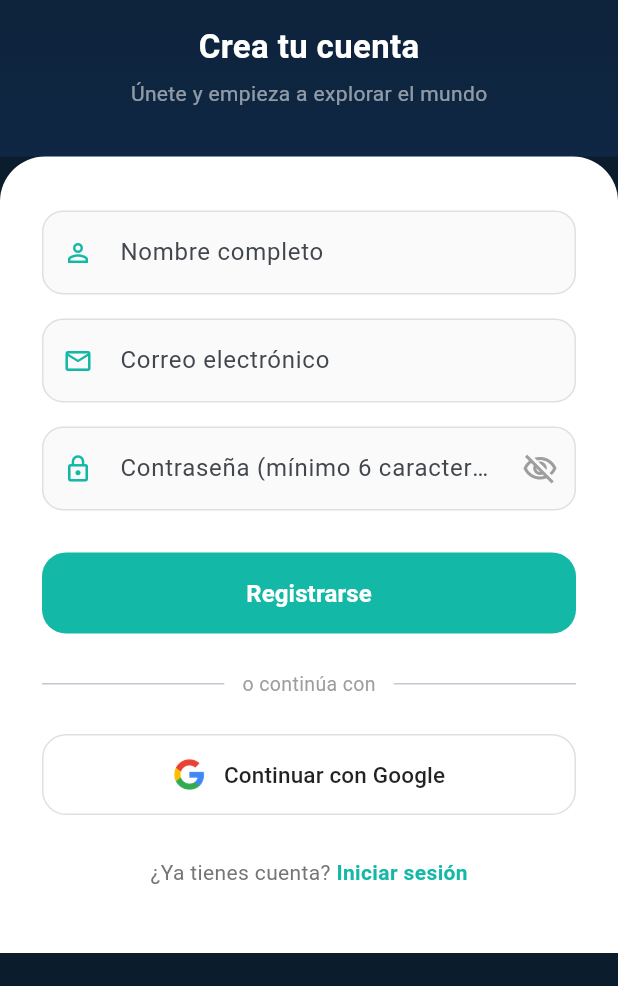
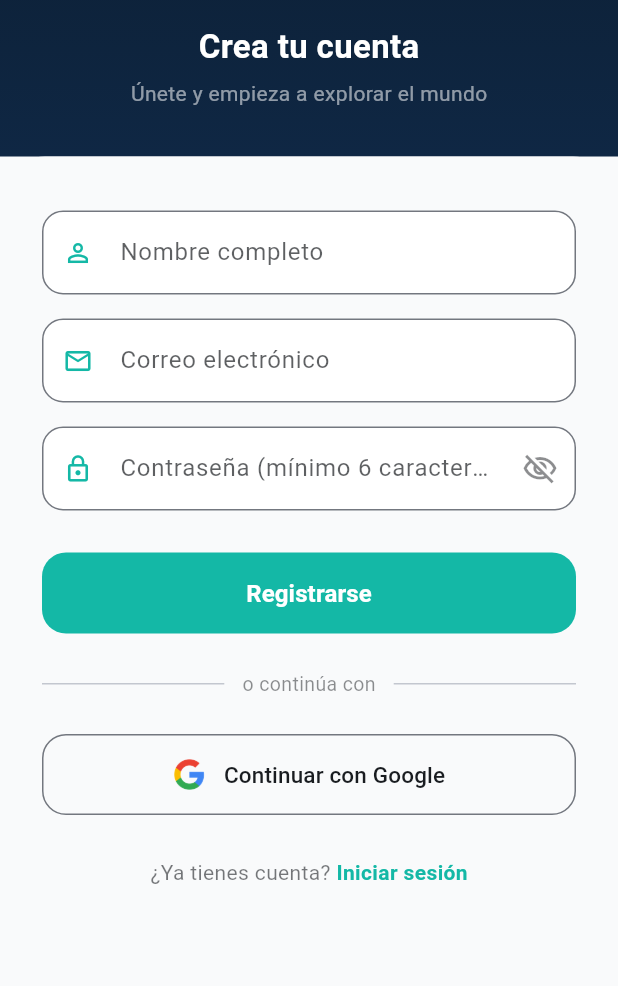
Before and after one commit to SamuelVerbel/aikora_sora, a Flutter app: the RegisterScreen screen opened by its route, on a phone screen of 412 x 824 dp, the part 250-1236 px from its top. Run offline on Flutter 3.47's test engine with Material 3 defaults, Android fonts, the phone set to English and light mode, and no system bars; our stand-ins replace cached_network_image, flutter_dotenv, geolocator, shared_preferences, supabase_flutter; accounts and stored records are empty; network calls fail.

Commit message:
Add cached image widget and refactor register UI
Introduce a reusable CachedImage widget (uses cached_network_image) and add the dependency in pubspec.yaml. Refactor RegisterScreen to support theme/dark mode, make input fields adaptive (label, text, border, fill, cursor), add a context parameter to the helper, and tidy layout/styling and loading state handling. Add small lint ignores in explore/home/destination_model files. Register sqflite for macOS in GeneratedPluginRegistrant.swift. pubspec.lock was updated accordingly.

```diff
--- a/lib/features/auth/register/register_screen.dart
+++ b/lib/features/auth/register/register_screen.dart
@@ -1,9 +1,8 @@
 import 'package:flutter/material.dart';
+import '../../../core/routes/app_routes.dart';
 import '../../../core/theme/app_colors.dart';
-import '../../../core/routes/app_routes.dart';
 import '../services/auth_service.dart';
 
-/// Pantalla para crear una cuenta nueva. Soporta registro con email/contraseña y con Google.
 class RegisterScreen extends StatefulWidget {
   const RegisterScreen({super.key});
 
@@ -12,42 +11,35 @@ class RegisterScreen extends StatefulWidget {
 }
 
 class _RegisterScreenState extends State<RegisterScreen> {
-  // Controladores para leer los campos del formulario
-  final _emailController = TextEditingController();
+  final _emailController    = TextEditingController();
   final _passwordController = TextEditingController();
-  final _nameController = TextEditingController();
+  final _nameController     = TextEditingController();
+  final _authService        = AuthService();
 
-  // Servicio de autenticación (Supabase)
-  final _authService = AuthService();
-
-  bool _isLoading = false;       // bloquea botones mientras se registra
-  bool _obscurePassword = true; // oculta/mostrar contraseña
+  bool _isLoading       = false;
+  bool _obscurePassword = true;
 
   @override
   void dispose() {
-    // Liberar controladores cuando la pantalla se destruye
     _emailController.dispose();
     _passwordController.dispose();
     _nameController.dispose();
     super.dispose();
   }
 
-  /// Registro clásico con email + password.
-  /// Valida campos, llama a Supabase y muestra mensajes de éxito/error.
+  // ── Registro con email ──────────────────────────────────────────────────────
   Future<void> _registerWithEmail() async {
-    // Validación básica: ningún campo vacío
     if (_emailController.text.isEmpty ||
         _passwordController.text.isEmpty ||
         _nameController.text.isEmpty) {
       _showErrorSnackBar('Completa todos los campos');
       return;
     }
-
-    // Validación de longitud mínima de contraseña
     if (_passwordController.text.length < 6) {
       _showErrorSnackBar('La contraseña debe tener al menos 6 caracteres');
       return;
     }
+
     setState(() => _isLoading = true);
     try {
       await _authService.signUpWithEmail(
@@ -55,8 +47,6 @@ class _RegisterScreenState extends State<RegisterScreen> {
         _passwordController.text.trim(),
         _nameController.text.trim(),
       );
-
-      // No navegamos aquí: AuthGate se encarga cuando el usuario confirme el correo.
       _showSuccessSnackBar('¡Cuenta creada! Revisa tu email para confirmar.');
     } catch (e) {
       _showErrorSnackBar('Error: $e');
@@ -65,8 +55,7 @@ class _RegisterScreenState extends State<RegisterScreen> {
     }
   }
 
-  /// Registro/inicio con Google.
-  /// Internamente es lo mismo que login con Google; si no existe, Supabase crea la cuenta.
+  // ── Registro con Google ─────────────────────────────────────────────────────
   Future<void> _registerWithGoogle() async {
     setState(() => _isLoading = true);
     try {
@@ -90,29 +79,36 @@ class _RegisterScreenState extends State<RegisterScreen> {
     );
   }
 
+  // ── UI ──────────────────────────────────────────────────────────────────────
   @override
   Widget build(BuildContext context) {
+    // 🔑 CLAVE: leemos el tema actual en cada rebuild
+    final theme      = Theme.of(context);
+    final colorScheme = theme.colorScheme;
+    final isDark     = theme.brightness == Brightness.dark;
+
     return Scaffold(
-      backgroundColor: const Color(0xFF0B1C2D),
+      // El Scaffold ya hereda el color de fondo del tema (claro u oscuro)
       body: SafeArea(
         child: SingleChildScrollView(
-          // Permite hacer scroll si el teclado tapa contenido
           child: Column(
             children: [
-              // ── Header degradado con logo ────────────────────────────
+              // ── Header ────────────────────────────────────────────────────
               Container(
                 width: double.infinity,
                 padding: const EdgeInsets.symmetric(vertical: 32),
-                decoration: const BoxDecoration(
+                decoration: BoxDecoration(
                   gradient: LinearGradient(
                     begin: Alignment.topCenter,
                     end: Alignment.bottomCenter,
-                    colors: [Color(0xFF0B1C2D), Color(0xFF0F2744)],
+                    // En dark mode fondo muy oscuro; en light el azul original
+                    colors: isDark
+                        ? [const Color(0xFF0F172A), const Color(0xFF1E293B)]
+                        : [const Color(0xFF0B1C2D), const Color(0xFF0F2744)],
                   ),
                 ),
                 child: Column(
                   children: [
-                    // Botón volver al Welcome / Login
                     Align(
                       alignment: Alignment.centerLeft,
                       child: Padding(
@@ -124,20 +120,15 @@ class _RegisterScreenState extends State<RegisterScreen> {
                         ),
                       ),
                     ),
-                    // Logo de la app
-                    Image.asset(
-                      'assets/logo/app_icon.png',
-                      height: 70,
-                      width: 70,
-                    ),
+                    Image.asset('assets/logo/app_icon.png',
+                        height: 70, width: 70),
                     const SizedBox(height: 16),
                     const Text(
                       'Crea tu cuenta',
                       style: TextStyle(
-                        color: Colors.white,
-                        fontSize: 22,
-                        fontWeight: FontWeight.bold,
-                      ),
+                          color: Colors.white,
+                          fontSize: 22,
+                          fontWeight: FontWeight.bold),
                     ),
                     const SizedBox(height: 6),
                     const Text(
@@ -148,38 +139,36 @@ class _RegisterScreenState extends State<RegisterScreen> {
                 ),
               ),
 
-              // ── Formulario blanco ─────────────────────────────────────
+              // ── Formulario ────────────────────────────────────────────────
               Container(
-                decoration: const BoxDecoration(
-                  color: Colors.white,
+                // 🔑 ANTES era Colors.white fijo → ahora usa el color del tema
+                decoration: BoxDecoration(
+                  color: theme.scaffoldBackgroundColor,
                   borderRadius:
-                      BorderRadius.vertical(top: Radius.circular(30)),
+                      const BorderRadius.vertical(top: Radius.circular(30)),
                 ),
                 padding: const EdgeInsets.all(28),
                 child: Column(
                   crossAxisAlignment: CrossAxisAlignment.stretch,
                   children: [
                     const SizedBox(height: 8),
-
-                    // Campo nombre completo
                     _buildTextField(
+                      context: context,
                       controller: _nameController,
                       label: 'Nombre completo',
                       icon: Icons.person_outline,
                     ),
                     const SizedBox(height: 16),
-
-                    // Campo email
                     _buildTextField(
+                      context: context,
                       controller: _emailController,
                       label: 'Correo electrónico',
                       icon: Icons.email_outlined,
                       keyboardType: TextInputType.emailAddress,
                     ),
                     const SizedBox(height: 16),
-
-                    // Campo contraseña con toggle de visibilidad
                     _buildTextField(
+                      context: context,
                       controller: _passwordController,
                       label: 'Contraseña (mínimo 6 caracteres)',
                       icon: Icons.lock_outline,
@@ -189,7 +178,8 @@ class _RegisterScreenState extends State<RegisterScreen> {
                           _obscurePassword
                               ? Icons.visibility_off_outlined
                               : Icons.visibility_outlined,
-                          color: Colors.grey,
+                          // 🔑 color adaptable al tema
+                          color: colorScheme.onSurface.withOpacity(0.5),
                         ),
                         onPressed: () => setState(
                             () => _obscurePassword = !_obscurePassword),
@@ -197,7 +187,7 @@ class _RegisterScreenState extends State<RegisterScreen> {
                     ),
                     const SizedBox(height: 28),
 
-                    // Botón principal de registro
+                    // Botón registrarse
                     SizedBox(
                       height: 54,
                       child: ElevatedButton(
@@ -207,8 +197,7 @@ class _RegisterScreenState extends State<RegisterScreen> {
                           foregroundColor: Colors.white,
                           elevation: 0,
                           shape: RoundedRectangleBorder(
-                            borderRadius: BorderRadius.circular(16),
-                          ),
+                              borderRadius: BorderRadius.circular(16)),
                         ),
                         child: _isLoading
                             ? const SizedBox(
@@ -223,23 +212,24 @@ class _RegisterScreenState extends State<RegisterScreen> {
                                     fontWeight: FontWeight.w600)),
                       ),
                     ),
-
                     const SizedBox(height: 24),
 
-                    // Divisor con texto
+                    // Separador
                     Row(
                       children: [
                         const Expanded(child: Divider()),
                         Padding(
-                          padding: const EdgeInsets.symmetric(horizontal: 12),
+                          padding:
+                              const EdgeInsets.symmetric(horizontal: 12),
                           child: Text('o continúa con',
+                              // 🔑 color adaptable
                               style: TextStyle(
-                                  color: Colors.grey[500], fontSize: 13)),
+                                  color: colorScheme.onSurface.withOpacity(0.5),
+                                  fontSize: 13)),
                         ),
                         const Expanded(child: Divider()),
                       ],
                     ),
-
                     const SizedBox(height: 24),
 
                     // Botón Google
@@ -248,10 +238,10 @@ class _RegisterScreenState extends State<RegisterScreen> {
                       child: OutlinedButton(
                         onPressed: _isLoading ? null : _registerWithGoogle,
                         style: OutlinedButton.styleFrom(
-                          side: BorderSide(color: Colors.grey.shade300),
+                          // 🔑 borde adaptable al tema
+                          side: BorderSide(color: colorScheme.outline),
                           shape: RoundedRectangleBorder(
-                            borderRadius: BorderRadius.circular(16),
-                          ),
+                              borderRadius: BorderRadius.circular(16)),
                         ),
                         child: Row(
                           mainAxisAlignment: MainAxisAlignment.center,
@@ -259,26 +249,28 @@ class _RegisterScreenState extends State<RegisterScreen> {
                             Image.asset('assets/google.png',
                                 height: 22, width: 22),
                             const SizedBox(width: 12),
-                            const Text(
+                            Text(
                               'Continuar con Google',
+                              // 🔑 texto adaptable al tema
                               style: TextStyle(
                                   fontSize: 15,
-                                  color: Colors.black87,
+                                  color: colorScheme.onSurface,
                                   fontWeight: FontWeight.w500),
                             ),
                           ],
                         ),
                       ),
                     ),
-
                     const SizedBox(height: 28),
 
-                    // Enlace para volver al login si ya tiene cuenta
+                    // Link a login
                     Row(
                       mainAxisAlignment: MainAxisAlignment.center,
                       children: [
                         Text('¿Ya tienes cuenta? ',
-                            style: TextStyle(color: Colors.grey[600])),
+                            // 🔑 adaptable
+                            style: TextStyle(
+                                color: colorScheme.onSurface.withOpacity(0.6))),
                         GestureDetector(
                           onTap: _isLoading
                               ? null
@@ -287,9 +279,8 @@ class _RegisterScreenState extends State<RegisterScreen> {
                           child: const Text(
                             'Iniciar sesión',
                             style: TextStyle(
-                              color: AppColors.accent,
-                              fontWeight: FontWeight.w600,
-                            ),
+                                color: AppColors.accent,
+                                fontWeight: FontWeight.w600),
                           ),
                         ),
                       ],
@@ -305,8 +296,9 @@ class _RegisterScreenState extends State<RegisterScreen> {
     );
   }
 
-  /// Campo de texto reutilizable con estilos del formulario de registro.
+  // ── Widget helper ────────────────────────────────────────────────────────────
   Widget _buildTextField({
+    required BuildContext context,       // 🔑 nuevo parámetro
     required TextEditingController controller,
     required String label,
     required IconData icon,
@@ -314,25 +306,35 @@ class _RegisterScreenState extends State<RegisterScreen> {
     TextInputType? keyboardType,
     Widget? suffixIcon,
   }) {
+    final colorScheme = Theme.of(context).colorScheme;
+
     return TextField(
       controller: controller,
       obscureText: obscureText,
       keyboardType: keyboardType,
+      // 🔑 ESTO es lo que faltaba: el color del texto sigue al tema
+      style: TextStyle(color: colorScheme.onSurface),
+      cursorColor: AppColors.accent,
       decoration: InputDecoration(
         labelText: label,
+        // 🔑 label visible en ambos modos
+        labelStyle: TextStyle(color: colorScheme.onSurface.withOpacity(0.7)),
         prefixIcon: Icon(icon, color: AppColors.accent, size: 20),
         suffixIcon: suffixIcon,
-        border: OutlineInputBorder(borderRadius: BorderRadius.circular(14)),
+        border: OutlineInputBorder(
+            borderRadius: BorderRadius.circular(14)),
         enabledBorder: OutlineInputBorder(
           borderRadius: BorderRadius.circular(14),
-          borderSide: BorderSide(color: Colors.grey.shade300),
+          // 🔑 borde usa el color del tema
+          borderSide: BorderSide(color: colorScheme.outline),
         ),
         focusedBorder: OutlineInputBorder(
           borderRadius: BorderRadius.circular(14),
           borderSide: const BorderSide(color: AppColors.accent, width: 2),
         ),
         filled: true,
-        fillColor: Colors.grey[50],
+        // 🔑 fondo del field usa la superficie del tema
+        fillColor: colorScheme.surface,
       ),
     );
   }
--- a/lib/features/explore/explore_screen.dart
+++ b/lib/features/explore/explore_screen.dart
@@ -1,3 +1,5 @@
+// ignore_for_file: unnecessary_null_comparison
+
 import 'package:flutter/material.dart';
 import 'package:geolocator/geolocator.dart'; // Para obtener la ubicación GPS
 import '../explore/models/destination_model.dart';
--- a/lib/features/explore/models/destination_model.dart
+++ b/lib/features/explore/models/destination_model.dart
@@ -2,6 +2,8 @@
 /// Clase modelo (Entity) que representa un Destino turístico en la aplicación.
 /// Este archivo actúa como un "molde": toma los datos crudos que vienen de
 /// Supabase (formato JSON) y los convierte en un objeto Dart fuertemente tipado.
+
+// ignore_for_file: dangling_library_doc_comments
 
 class Destination {
   final String id;
--- a/lib/features/home/home_screen.dart
+++ b/lib/features/home/home_screen.dart
@@ -1,3 +1,5 @@
+// ignore_for_file: dead_null_aware_expression
+
 import 'package:flutter/material.dart';
 import 'package:supabase_flutter/supabase_flutter.dart';
 import '../../core/theme/app_colors.dart';
--- a/pubspec.yaml
+++ b/pubspec.yaml
@@ -19,6 +19,7 @@ dependencies:
   google_sign_in: ^6.2.1
   provider: ^6.1.1
   flutter_dotenv: ^6.0.0
+  cached_network_image: ^3.4.1
 
 dev_dependencies:
   flutter_test:
@@ -30,7 +31,6 @@ flutter:
   uses-material-design: true
 
   assets:
-    - .env
     - assets/google.png
     - assets/logo/app_icon.png
 
```
Also changed, not shown: lib/core/widgets/cached_image.dart (added, +58 -0 lines), pubspec.lock, 1 other file.
